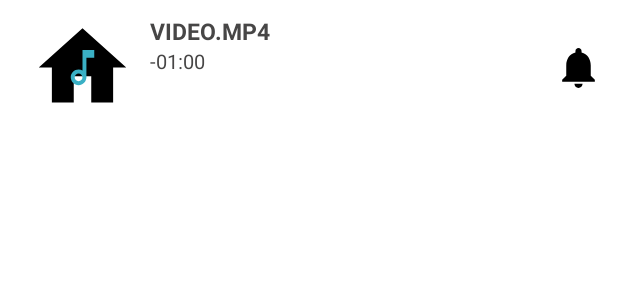
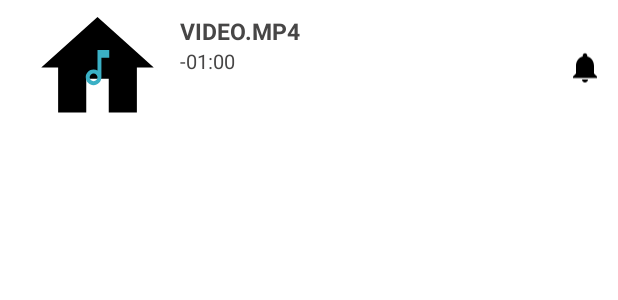
Before and after one commit to phihungha/MediaPlayerApp, an Android app: the layout item_video_library_list.xml on its own in the app's theme, with its tools: preview values and no code run, on a phone screen of 412 x 824 dp. Shown: the top 300 px of the screen. Run offline under Robolectric (Android 15) with nearby library versions, the phone set to English and light mode, and no system bars.

Commit message:
Refactor item_video_library_list.xml

```diff
--- a/app/src/main/res/layout/item_video_library_list.xml
+++ b/app/src/main/res/layout/item_video_library_list.xml
@@ -1,31 +1,35 @@
 <?xml version="1.0" encoding="utf-8"?>
-<LinearLayout xmlns:android="http://schemas.android.com/apk/res/android"
+<androidx.constraintlayout.widget.ConstraintLayout xmlns:android="http://schemas.android.com/apk/res/android"
     xmlns:app="http://schemas.android.com/apk/res-auto"
     android:layout_width="match_parent"
-    android:layout_height="wrap_content"
+    android:layout_height="90dp"
     android:orientation="horizontal"
     android:padding="10dp">
 
     <LinearLayout
         android:layout_width="0dp"
         android:layout_height="wrap_content"
-        android:layout_weight="11"
         android:baselineAligned="false"
-        android:orientation="horizontal"
         android:clickable="true"
         android:focusable="true"
-        android:foreground="?android:attr/selectableItemBackground">
+        android:foreground="?android:attr/selectableItemBackground"
+        android:orientation="horizontal"
+        app:layout_constraintBottom_toBottomOf="parent"
+        app:layout_constraintEnd_toStartOf="@+id/video_options_imageview"
+        app:layout_constraintStart_toStartOf="parent"
+        app:layout_constraintTop_toTopOf="parent">
 
         <RelativeLayout
-            android:layout_width="wrap_content"
-            android:layout_height="wrap_content"
+            android:layout_width="0dp"
+            android:layout_height="match_parent"
+            android:layout_weight="3"
             android:paddingStart="10dp"
             android:paddingEnd="10dp">
 
             <com.google.android.material.imageview.ShapeableImageView
                 android:id="@+id/video_thumbnail_shapeableimageview"
-                android:layout_width="70dp"
-                android:layout_height="70dp"
+                android:layout_width="match_parent"
+                android:layout_height="match_parent"
                 android:layout_centerInParent="true"
                 android:clickable="true"
                 android:focusable="true"
@@ -43,8 +47,9 @@
         </RelativeLayout>
 
         <LinearLayout
-            android:layout_width="match_parent"
+            android:layout_width="0dp"
             android:layout_height="match_parent"
+            android:layout_weight="7"
             android:orientation="vertical">
 
             <TextView
@@ -69,15 +74,16 @@
         </LinearLayout>
     </LinearLayout>
 
-
     <ImageView
         android:id="@+id/video_options_imageview"
         android:layout_width="0dp"
         android:layout_height="match_parent"
-        android:layout_weight="1"
         android:clickable="true"
         android:contentDescription="@string/description_options_icon"
         android:focusable="true"
         android:foreground="?android:attr/selectableItemBackground"
-        android:src="@drawable/ic_notifications_black_24dp" />
-</LinearLayout>
+        android:src="@drawable/ic_notifications_black_24dp"
+        app:layout_constraintBottom_toBottomOf="parent"
+        app:layout_constraintEnd_toEndOf="parent"
+        app:layout_constraintTop_toTopOf="parent" />
+</androidx.constraintlayout.widget.ConstraintLayout>
```
